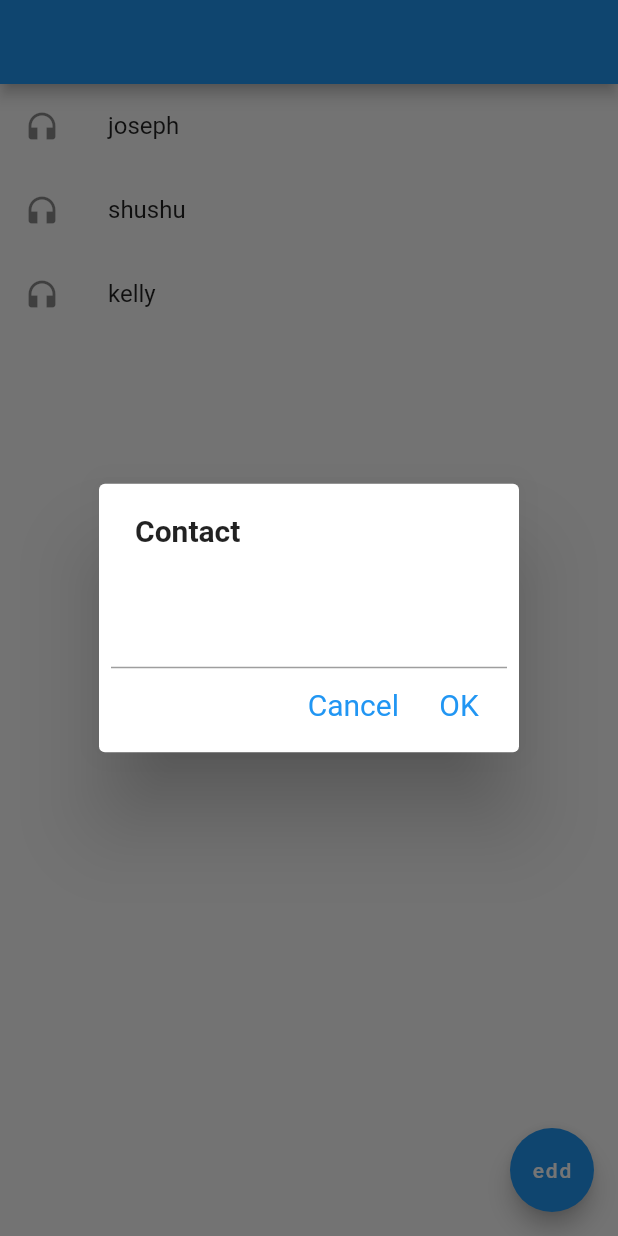
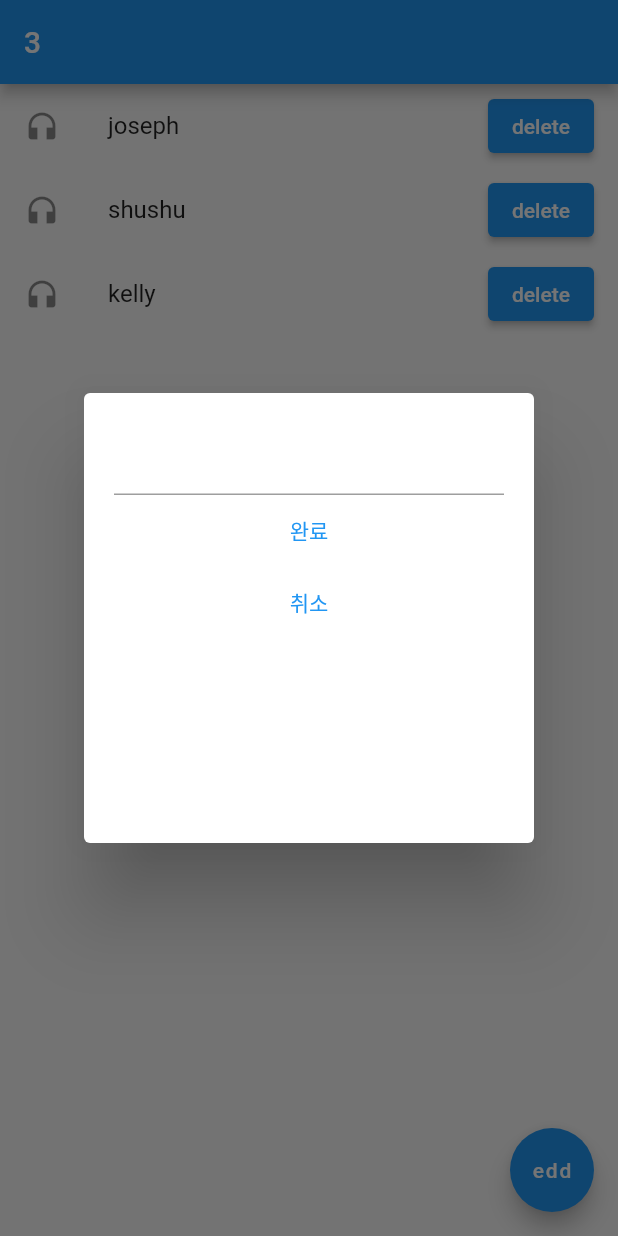
Before and after one commit to jungahsuperb/lucy, a Flutter app: the screen it shows after launch, after a tap on "edd", on a phone screen of 412 x 824 dp. Run offline on Flutter 3.47's test engine with Material 2 defaults, Android fonts, the phone set to English and light mode, and no system bars.

Commit message:
delete button

```diff
--- a/lib/main.dart
+++ b/lib/main.dart
@@ -14,9 +14,23 @@ class MyApp extends StatefulWidget {
 }
 
 class _MyAppState extends State<MyApp> {
-  var a = 1;
+  var total = 3;
   var name = ['joseph', 'shushu', 'kelly'];
   var like = [0, 0, 0];
+
+  addname(a) {
+    setState(() {
+      if (a != '') {
+        name.add(a);
+      }
+    });
+  }
+
+  addOne() {
+    setState(() {
+      total++;
+    });
+  }
 
   @override
   Widget build(BuildContext context) {
@@ -26,49 +40,59 @@ class _MyAppState extends State<MyApp> {
             showDialog(
                 context: context,
                 builder: (context) {
-                  return AlertDialog(
-                    content: Text(
-                        style: TextStyle(
-                            fontSize: 20, fontWeight: FontWeight.bold),
-                        'Contact'),
-                    actions: [
-                      TextField(),
-                      Row(
-                        mainAxisAlignment: MainAxisAlignment.end,
-                        children: [
-                          TextButton(
-                            style: TextButton.styleFrom(
-                              textStyle: const TextStyle(fontSize: 20),
-                            ),
-                            onPressed: () {
-                              Navigator.of(context).pop();
-                            },
-                            child: const Text('Cancel'),
-                          ),
-                          TextButton(
-                              style: TextButton.styleFrom(
-                                textStyle: const TextStyle(fontSize: 20),
-                              ),
-                              onPressed: () {
-                                Navigator.of(context).pop();
-                              },
-                              child: Text('OK'))
-                        ],
-                      )
-                    ],
-                  );
+                  return DialogUI(addOne: addOne, addName: addname);
                 });
           },
           child: Text('edd'),
         ),
-        appBar: AppBar(),
+        appBar: AppBar(
+          title: Text(total.toString()),
+        ),
         body: ListView.builder(
-            itemCount: 3,
+            itemCount: name.length,
             itemBuilder: (c, i) {
               return ListTile(
-                leading: Icon(Icons.headphones),
-                title: Text(name[i]),
+                  leading: Icon(Icons.headphones),
+                  title: Text(name[i]),
+                  trailing: ElevatedButton(onPressed: (){}, child: Text('delete'),)
               );
             }));
   }
 }
+
+class DialogUI extends StatelessWidget {
+  DialogUI({Key? key, this.addOne, this.addName}) : super(key: key);
+  final addOne;
+  final addName;
+  var inputData = TextEditingController();
+
+  @override
+  Widget build(BuildContext context) {
+    return Dialog(
+      child: Container(
+        padding: EdgeInsets.all(20),
+        width: 300,
+        height: 300,
+        child: Column(
+          children: [
+            TextField(
+              controller: inputData,
+            ),
+            TextButton(
+                onPressed: () {
+                  addOne();
+                  addName(inputData.text);
+                  Navigator.pop(context);
+                },
+                child: Text('완료')),
+            TextButton(
+                onPressed: () {
+                  Navigator.pop(context);
+                },
+                child: Text('취소'))
+          ],
+        ),
+      ),
+    );
+  }
+}
```
